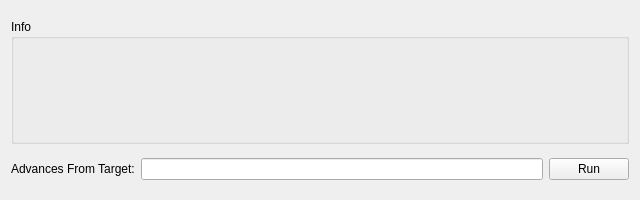
Before: the Qt Designer form Source/Forms/Gen3/Tools/AGuAcaTE.ui in Admiral-Fish/PokeFinder, drawn with Qt 5.
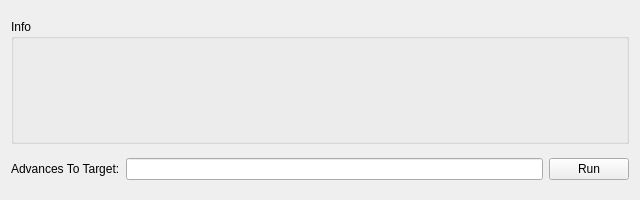
After: the same form once the commit is applied. Custom widgets are drawn as their Qt base class.

Commit message: fix ageto celebi advances/frames

Diff of the .ui file:
```diff
--- a/Source/Forms/Gen3/Tools/AGuAcaTE.ui
+++ b/Source/Forms/Gen3/Tools/AGuAcaTE.ui
@@ -82,7 +82,7 @@
    <item row="1" column="0">
     <widget class="QLabel" name="label">
      <property name="text">
-      <string>Advances From Target:</string>
+      <string>Advances To Target:</string>
      </property>
     </widget>
    </item>
```
The commit also changes 6 other files.
